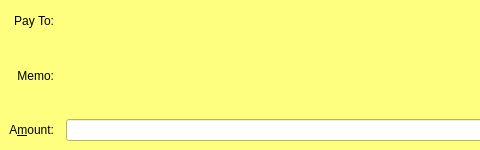
Above: src/qt/forms/sendcoinsentry.ui from RavenProject/Ravencoin before the change; both pictures show x 0 to 480 and y 0 to 150 of the 729 by 150 pixel window. Below: the same form after it.
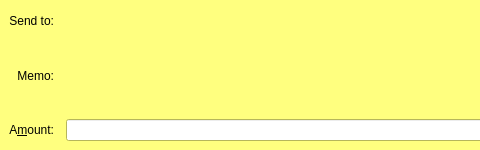
That is the form after the change. The open tabs and pages were chosen to show the change. Icons and pictures are not drawn. Custom widgets are drawn as their Qt base class.

Commit message:
GUI: Try to use the same words. (Send and Transfer no Pay) (#931).
- When sending RVN we use the word send.
    - When transferring assets we use the word transfer.
    - We don't pay.

What changed in the file:
```diff
--- a/src/qt/forms/sendcoinsentry.ui
+++ b/src/qt/forms/sendcoinsentry.ui
@@ -633,7 +633,7 @@
     <item row="0" column="0">
      <widget class="QLabel" name="payToLabel_is">
       <property name="text">
-       <string>Pay To:</string>
+       <string>Send to:</string>
       </property>
       <property name="alignment">
        <set>Qt::AlignRight|Qt::AlignTrailing|Qt::AlignVCenter</set>
```
Left out of the diff: 2 changed lines with no effect on the pictures. The commit also changes 2 other files.
